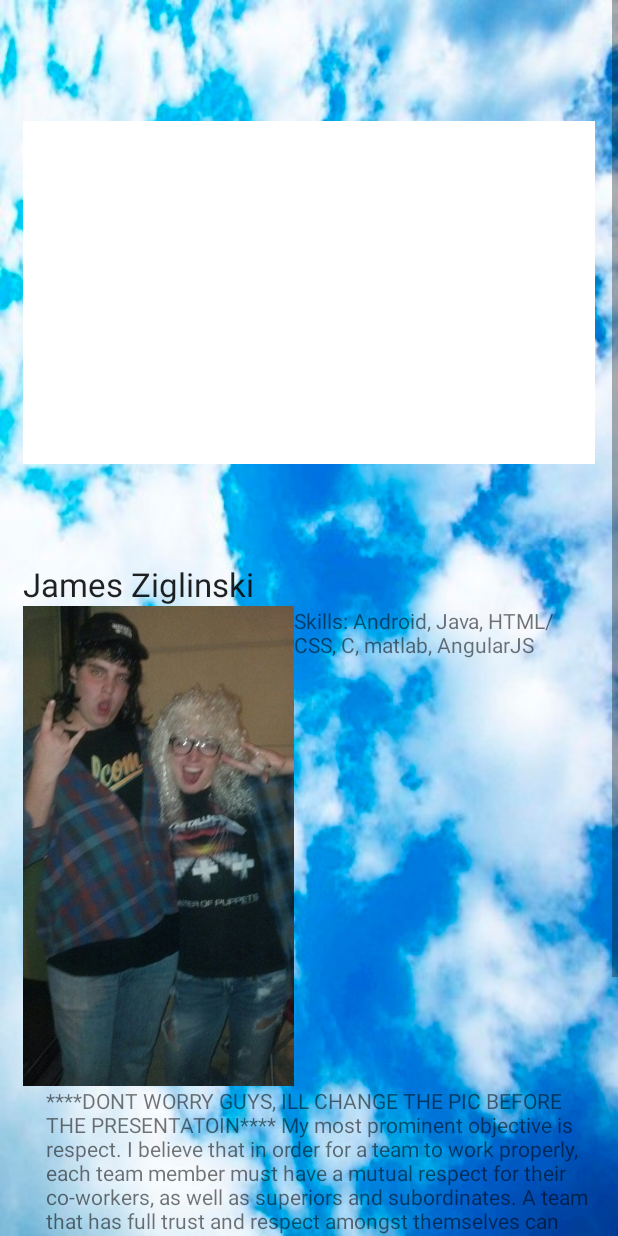
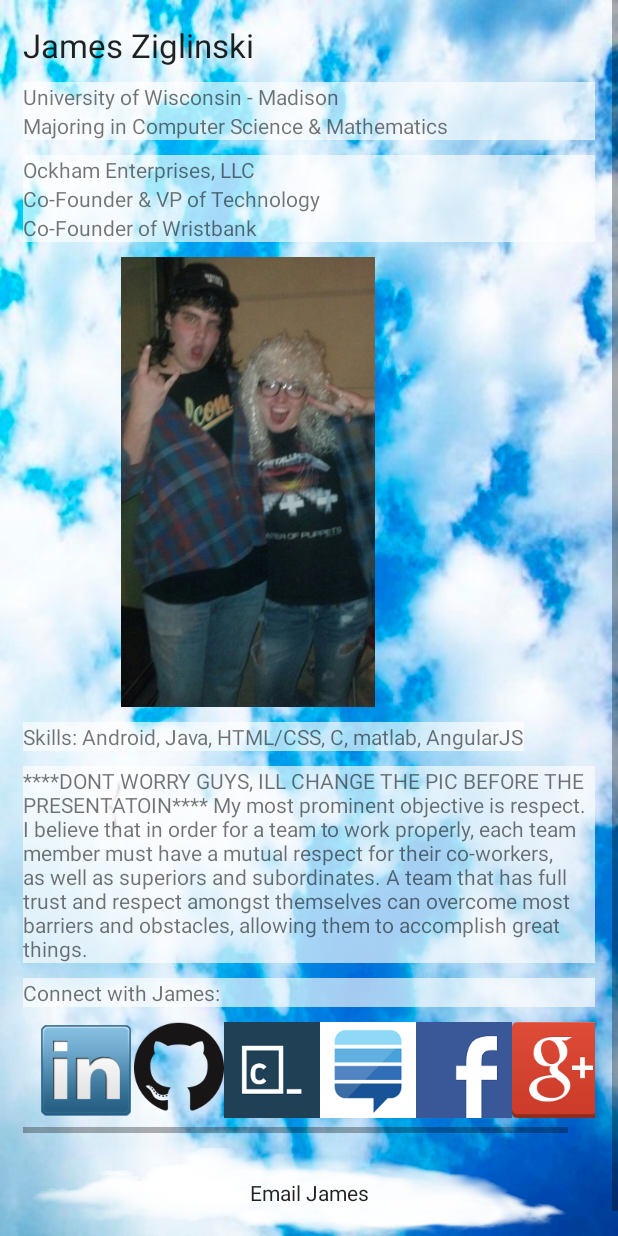
Before and after one commit to calkinsc3/ClientOneAmFam, an Android app: the layout fragment_meet_james.xml on its own in the app's theme, with its tools: preview values and no code run, on a phone screen of 412 x 824 dp. Run offline under Robolectric (Android 15) with nearby library versions, the phone set to English and light mode, and no system bars.

Commit message:
finished the meet james fragment

```diff
--- a/app/src/main/java/com/example/jaz020/clientoneamfam/MainActivity.java
+++ b/app/src/main/java/com/example/jaz020/clientoneamfam/MainActivity.java
@@ -40,7 +40,7 @@ public class MainActivity extends Activity {
         drawerLayout = (DrawerLayout) findViewById(R.id.drawer_layout);
         drawerList = (ListView) findViewById(R.id.left_drawer);
         drawerList.setAdapter(new ArrayAdapter<>(getApplicationContext(),
-                android.R.layout.simple_list_item_1,
+                R.layout.basic_list_item,
                 getResources().getStringArray(R.array.drawerItems)));
 
         setExpandDrawerLists();
--- a/app/src/main/res/layout/fragment_meet_james.xml
+++ b/app/src/main/res/layout/fragment_meet_james.xml
@@ -6,8 +6,6 @@
     android:layout_height="match_parent"
     style="@style/base_clouds"
     tools:context="com.example.jaz020.clientoneamfam.MeetJamesFragment" >
-
-
 
     <ScrollView
         android:layout_width="fill_parent"
@@ -19,12 +17,11 @@
             android:layout_width="fill_parent"
             android:layout_height="wrap_content">
 
-            <ImageView
+            <LinearLayout
+                android:orientation="vertical"
                 android:layout_width="fill_parent"
-                android:layout_height="wrap_content"
-                android:src="@drawable/cloud_top_left"
-                android:background="#00ffffff"
-                />
+                android:layout_height="wrap_content">
+
                 <TextView
                     android:layout_width="fill_parent"
                     android:layout_height="wrap_content"
@@ -32,28 +29,92 @@
                     android:text="@string/james_ziglinski"
                     />
 
-            <LinearLayout
-                android:orientation="horizontal"
+                <TextView
                     android:layout_width="fill_parent"
-                android:layout_height="wrap_content">
+                    android:layout_height="wrap_content"
+                    android:background="@color/cloudy_white"
+                    android:layout_marginTop="10dp"
+                    android:text="University of Wisconsin - Madison"
+                    />
+
+                <TextView
+                    android:layout_width="fill_parent"
+                    android:layout_height="wrap_content"
+                    android:background="@color/cloudy_white"
+                    android:text="Majoring in Computer Science &amp; Mathematics"
+                    />
+
+                <TextView
+                    android:layout_width="fill_parent"
+                    android:layout_height="wrap_content"
+                    android:background="@color/cloudy_white"
+                    android:layout_marginTop="10dp"
+                    android:text="Ockham Enterprises, LLC"
+                    />
+
+                <TextView
+                    android:layout_width="fill_parent"
+                    android:layout_height="wrap_content"
+                    android:background="@color/cloudy_white"
+                    android:text="Co-Founder &amp; VP of Technology"
+                    />
+
+                <TextView
+                    android:layout_width="fill_parent"
+                    android:layout_height="wrap_content"
+                    android:background="@color/cloudy_white"
+                    android:text="Co-Founder of Wristbank"
+                    />
+
+            </LinearLayout>
+
+            <ViewFlipper
+                android:id="@+id/view_flipper"
+                android:layout_width="fill_parent"
+                android:layout_height="wrap_content"
+                android:layout_marginTop="10dp"
+                >
 
                 <ImageView
-                    android:layout_width="wrap_content"
-                    android:layout_height="wrap_content"
+                    android:layout_width="300dp"
+                    android:layout_height="300dp"
                     android:src="@drawable/james_world_party_time_excellent"
                     />
 
+                <ImageView
+                    android:layout_width="300dp"
+                    android:layout_height="300dp"
+                    android:src="@drawable/james_skiing"
+                    />
+
+                <ImageView
+                    android:layout_width="300dp"
+                    android:layout_height="300dp"
+                    android:src="@drawable/boating_group"
+                    />
+
+                <ImageView
+                    android:layout_width="300dp"
+                    android:layout_height="300dp"
+                    android:src="@drawable/north_coast_group"
+                    />
+
+            </ViewFlipper>
+
+
+
             <TextView
+                android:background="@color/cloudy_white"
+                android:layout_marginTop="10dp"
                 android:layout_width="wrap_content"
                 android:layout_height="wrap_content"
                 android:text="Skills: Android, Java, HTML/CSS, C, matlab, AngularJS"
 
                 />
 
-            </LinearLayout>
-
             <TextView
-                android:layout_marginStart="@dimen/padding_interns"
+                android:background="@color/cloudy_white"
+                android:layout_marginTop="10dp"
                 android:layout_width="fill_parent"
                 android:layout_height="wrap_content"
                 android:text="@string/about_james"
@@ -61,6 +122,7 @@
 
 
             <TextView
+                android:background="@color/cloudy_white"
                 android:layout_marginTop="10dp"
                 android:layout_width="fill_parent"
                 android:layout_height="wrap_content"
@@ -128,9 +190,10 @@
             </HorizontalScrollView>
 
             <Button
+                style="@style/cloud_button"
                 android:layout_marginTop="10dp"
                 android:layout_width="fill_parent"
-                android:layout_height="wrap_content"
+                android:layout_height="60dp"
                 android:text="@string/email_james"
                 />
 
--- a/app/src/main/res/layout/fragment_settings.xml
+++ b/app/src/main/res/layout/fragment_settings.xml
@@ -11,6 +11,7 @@
             android:layout_width="fill_parent"
             android:layout_height="wrap_content">
             <LinearLayout
+                android:gravity="center_horizontal"
                 android:id="@+id/header_layout"
                 android:orientation="vertical"
                 android:layout_width="fill_parent"
@@ -26,7 +27,6 @@
 
                 <TextView
                     android:background="@color/cloudy_white"
-                    android:gravity="center_horizontal"
                     android:hint="@string/version"
                     android:layout_marginTop="16dp"
                     android:layout_marginBottom="16dp"
--- a/app/src/main/res/layout/navdrawer_child_item.xml
+++ b/app/src/main/res/layout/navdrawer_child_item.xml
@@ -8,6 +8,7 @@
         android:id="@+id/intern_name_text"
         android:layout_width="wrap_content"
         android:layout_height="wrap_content"
+        android:textColor="@color/black"
         android:paddingLeft="25dp"
         android:paddingBottom="15dp" />
 
--- a/app/src/main/res/layout/navdrawer_group_item.xml
+++ b/app/src/main/res/layout/navdrawer_group_item.xml
@@ -9,6 +9,7 @@
         android:id="@+id/meet_the_interns"
         android:layout_width="wrap_content"
         android:layout_height="wrap_content"
+        android:textColor="@color/black"
         android:paddingBottom="5dp" />
 
 </LinearLayout>
```
Also changed, not shown: app/src/main/java/com/example/jaz020/clientoneamfam/MeetJamesFragment.java (+64 -0 lines), app/src/main/res/anim/slide_in_left.xml (added, +7 -0 lines), app/src/main/res/anim/slide_in_right.xml (added, +7 -0 lines), app/src/main/res/anim/slide_out_left.xml (added, +7 -0 lines), app/src/main/res/anim/slide_out_right.xml (added, +7 -0 lines), app/src/main/res/layout/activity_main.xml (+4 -4 lines), app/src/main/res/layout/basic_list_item.xml (added, +9 -0 lines), app/src/main/res/drawable/airsoft_gear.jpg (added), app/src/main/res/drawable/boating_group.jpg (added), app/src/main/res/drawable/james_skiing.jpg (added), app/src/main/res/drawable/north_coast_group.jpg (added). Lines whose indentation alone changed are shown as unchanged.
